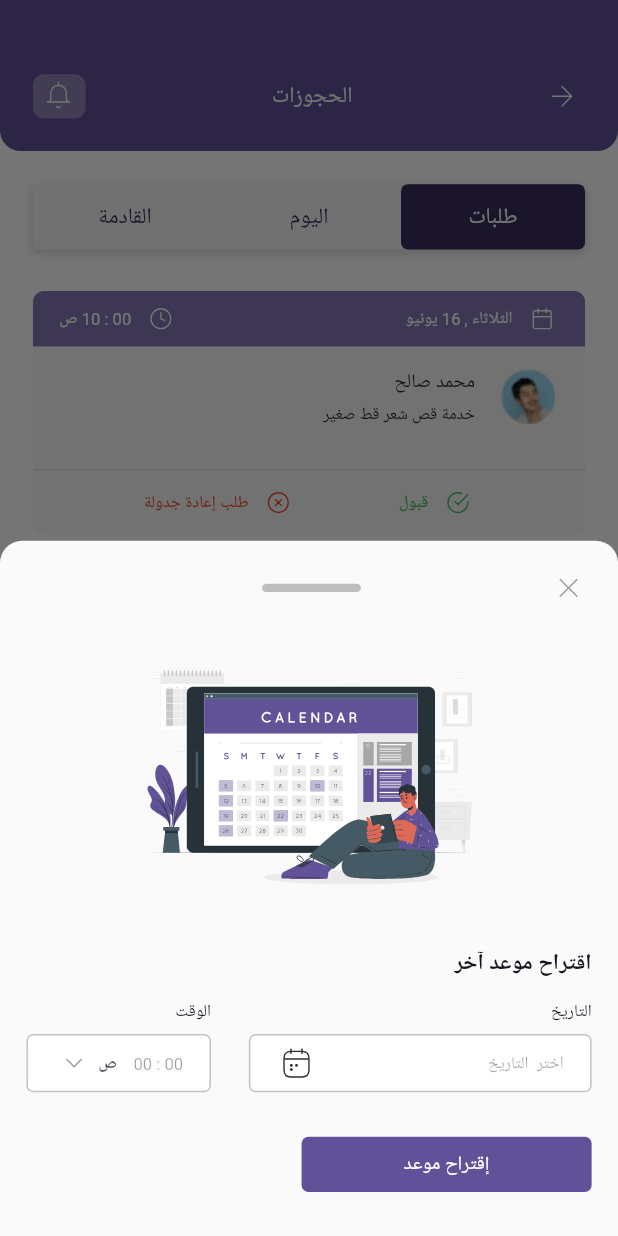
After one commit to MostafaBastawy/Task_Badr, a Flutter app: the screen it shows after launch, item 2 of the bottom bar chosen, after a tap on "طلب إعادة جدولة", on a phone screen of 412 x 824 dp. The commit adds this screen. Run offline on Flutter 3.47's test engine with Material 2 defaults, Android fonts, the phone set to English and light mode, and no system bars; drawn by our look-alikes of salomon_bottom_bar; our stand-ins replace easy_localization, flutter_bloc, flutter_screenutil, flutter_svg, flutter_switch; generated files the repository leaves out were written again; Roboto replaces fonts that are missing (Alexandria).

Commit message:
booking bottom sheet finished

```diff
--- /dev/null
+++ b/lib/modules/booking_screen/widgets/app_button.dart
@@ -0,0 +1,55 @@
+import 'package:flutter/material.dart';
+import 'package:flutter_screenutil/flutter_screenutil.dart';
+import 'package:task_badr/utilis/styles/colors_manager.dart';
+
+class AppButton extends StatelessWidget {
+  final double width;
+  final double height;
+  final Function onTap;
+  final Color? color;
+  final String? label;
+  final FontWeight? labelWeight;
+  const AppButton({
+    Key? key,
+    required this.width,
+    required this.height,
+    required this.onTap,
+    this.color,
+    required this.label,
+    this.labelWeight,
+  }) : super(key: key);
+
+  @override
+  Widget build(BuildContext context) {
+    return Container(
+      width: width,
+      height: height,
+      decoration: BoxDecoration(
+        color: ColorsManager.f615198,
+        borderRadius: BorderRadius.circular(5.r),
+      ),
+      child: TextButton(
+        style: TextButton.styleFrom(
+          padding: const EdgeInsets.all(0),
+          enableFeedback: true,
+          animationDuration: const Duration(seconds: 2),
+          foregroundColor: ColorsManager.fBDBDBD,
+        ),
+        child: Row(
+          mainAxisAlignment: MainAxisAlignment.center,
+          children: [
+            Text(
+              label!,
+              style: TextStyle(
+                fontWeight: labelWeight ?? FontWeight.w400,
+                fontSize: 14.sp,
+                color: ColorsManager.fffffff,
+              ),
+            ),
+          ],
+        ),
+        onPressed: () => onTap(),
+      ),
+    );
+  }
+}
--- a/lib/modules/booking_screen/widgets/booking_item.dart
+++ b/lib/modules/booking_screen/widgets/booking_item.dart
@@ -1,6 +1,7 @@
 import 'package:flutter/material.dart';
 import 'package:flutter_screenutil/flutter_screenutil.dart';
 import 'package:flutter_svg/flutter_svg.dart';
+import 'package:task_badr/modules/booking_screen/widgets/reschecule_bottom_sheet.dart';
 import 'package:task_badr/utilis/styles/colors_manager.dart';
 
 class BookingItem extends StatelessWidget {
@@ -115,12 +116,15 @@ class BookingItem extends StatelessWidget {
                 height: 20.h,
               ),
               SizedBox(width: 8.w),
-              Text(
+              InkWell(
+                onTap: () {},
+                child: Text(
                   'قبول',
                   style: TextStyle(
                     color: ColorsManager.f3EBF60,
                     fontSize: 12.sp,
                     fontWeight: FontWeight.w400,
+                  ),
                 ),
               ),
               SizedBox(width: 63.w),
@@ -130,12 +134,29 @@ class BookingItem extends StatelessWidget {
                 height: 20.h,
               ),
               SizedBox(width: 8.w),
-              Text(
+              InkWell(
+                onTap: () {
+                  showModalBottomSheet(
+                    shape: RoundedRectangleBorder(
+                      borderRadius: BorderRadius.only(
+                        topLeft: Radius.circular(16.r),
+                        topRight: Radius.circular(16.r),
+                      ),
+                    ),
+                    elevation: 0,
+                    // isScrollControlled: true,
+                    context: context,
+                    builder: (BuildContext context) =>
+                        const RescheduleBottomSheet(),
+                  );
+                },
+                child: Text(
                   'طلب إعادة جدولة',
                   style: TextStyle(
                     color: ColorsManager.fEA4E2C,
                     fontSize: 12.sp,
                     fontWeight: FontWeight.w400,
+                  ),
                 ),
               ),
             ],
--- /dev/null
+++ b/lib/modules/booking_screen/widgets/reschecule_bottom_sheet.dart
@@ -0,0 +1,213 @@
+import 'package:flutter/material.dart';
+import 'package:flutter_screenutil/flutter_screenutil.dart';
+import 'package:flutter_svg/flutter_svg.dart';
+import 'package:task_badr/modules/booking_screen/widgets/app_button.dart';
+import 'package:task_badr/utilis/styles/colors_manager.dart';
+
+class RescheduleBottomSheet extends StatelessWidget {
+  const RescheduleBottomSheet({Key? key}) : super(key: key);
+
+  @override
+  Widget build(BuildContext context) {
+    return Container(
+      padding: EdgeInsets.symmetric(horizontal: 16.w, vertical: 20.h),
+      width: 375.w,
+      height: 522.h,
+      child: Column(
+        children: [
+          Row(
+            mainAxisAlignment: MainAxisAlignment.start,
+            crossAxisAlignment: CrossAxisAlignment.center,
+            children: [
+              InkWell(
+                onTap: () {
+                  Navigator.pop(context);
+                },
+                child: SvgPicture.asset(
+                  'assets/images/booking_screen/close.svg',
+                  width: 28.w,
+                  height: 28.h,
+                ),
+              ),
+              SizedBox(width: 112.w),
+              Container(
+                width: 60.w,
+                height: 6.h,
+                decoration: BoxDecoration(
+                  color: ColorsManager.fBDBDBD,
+                  borderRadius: BorderRadius.circular(3.r),
+                ),
+              ),
+            ],
+          ),
+          SizedBox(height: 45.h),
+          SvgPicture.asset(
+            'assets/images/booking_screen/calendar.svg',
+            width: 237.w,
+            height: 156.h,
+          ),
+          SizedBox(height: 45.h),
+          Align(
+            alignment: AlignmentDirectional.topStart,
+            child: Text(
+              'اقتراح موعد آخر',
+              style: TextStyle(
+                color: ColorsManager.f151522,
+                fontSize: 16.sp,
+                fontWeight: FontWeight.w600,
+              ),
+            ),
+          ),
+          SizedBox(height: 16.h),
+          Row(
+            children: [
+              InkWell(
+                onTap: () {
+                  showDatePicker(
+                    context: context,
+                    initialDate: DateTime.now(),
+                    firstDate: DateTime.now(),
+                    lastDate: DateTime.utc(2050, 12, 31),
+                  );
+                },
+                child: SizedBox(
+                  width: 208.w,
+                  child: Column(
+                    crossAxisAlignment: CrossAxisAlignment.start,
+                    children: [
+                      Text(
+                        'التاريخ',
+                        style: TextStyle(
+                          color: ColorsManager.f151522,
+                          fontSize: 12.sp,
+                          fontWeight: FontWeight.w400,
+                        ),
+                      ),
+                      SizedBox(height: 8.h),
+                      Container(
+                        padding: EdgeInsets.symmetric(
+                            horizontal: 16.w, vertical: 8.h),
+                        decoration: BoxDecoration(
+                          color: ColorsManager.fffffff,
+                          borderRadius: BorderRadius.circular(
+                            5.r,
+                          ),
+                          border: Border.all(
+                            width: 1.0,
+                            color: ColorsManager.f000000.withOpacity(0.24),
+                          ),
+                        ),
+                        child: Row(
+                          mainAxisAlignment: MainAxisAlignment.spaceBetween,
+                          crossAxisAlignment: CrossAxisAlignment.center,
+                          children: [
+                            Text(
+                              'اختر  التاريخ',
+                              style: TextStyle(
+                                color: ColorsManager.f151522.withOpacity(0.4),
+                                fontSize: 12.sp,
+                                fontWeight: FontWeight.w400,
+                              ),
+                            ),
+                            SvgPicture.asset(
+                              'assets/images/booking_screen/calendar2.svg',
+                              width: 24.w,
+                              height: 24.h,
+                            ),
+                          ],
+                        ),
+                      ),
+                    ],
+                  ),
+                ),
+              ),
+              const Spacer(),
+              InkWell(
+                onTap: () {
+                  showTimePicker(
+                    context: context,
+                    initialTime: TimeOfDay.now(),
+                  );
+                },
+                child: SizedBox(
+                  width: 112.w,
+                  child: Column(
+                    crossAxisAlignment: CrossAxisAlignment.start,
+                    children: [
+                      Text(
+                        'الوقت',
+                        style: TextStyle(
+                          color: ColorsManager.f151522,
+                          fontSize: 12.sp,
+                          fontWeight: FontWeight.w400,
+                        ),
+                      ),
+                      SizedBox(height: 8.h),
+                      Container(
+                        padding: EdgeInsets.symmetric(
+                            horizontal: 16.w, vertical: 8.h),
+                        decoration: BoxDecoration(
+                          color: ColorsManager.fffffff,
+                          borderRadius: BorderRadius.circular(
+                            5.r,
+                          ),
+                          border: Border.all(
+                            width: 1.0,
+                            color: ColorsManager.f000000.withOpacity(0.24),
+                          ),
+                        ),
+                        child: Row(
+                          mainAxisAlignment: MainAxisAlignment.spaceBetween,
+                          crossAxisAlignment: CrossAxisAlignment.center,
+                          children: [
+                            RichText(
+                              text: TextSpan(
+                                text: '00 : 00    ',
+                                style: TextStyle(
+                                  color: ColorsManager.f151522.withOpacity(0.4),
+                                  fontSize: 12.sp,
+                                  fontWeight: FontWeight.w400,
+                                ),
+                                children: <TextSpan>[
+                                  TextSpan(
+                                    text: 'ص',
+                                    style: TextStyle(
+                                      color: ColorsManager.f151522
+                                          .withOpacity(0.72),
+                                      fontWeight: FontWeight.w700,
+                                    ),
+                                  ),
+                                ],
+                              ),
+                            ),
+                            SvgPicture.asset(
+                              'assets/images/booking_screen/arrow_down.svg',
+                              width: 24.w,
+                              height: 24.h,
+                            ),
+                          ],
+                        ),
+                      ),
+                    ],
+                  ),
+                ),
+              ),
+            ],
+          ),
+          SizedBox(height: 32.h),
+          Align(
+            alignment: AlignmentDirectional.topStart,
+            child: AppButton(
+              width: 176.w,
+              height: 40.h,
+              onTap: () {
+                Navigator.pop(context);
+              },
+              label: 'إقتراح موعد',
+            ),
+          ),
+        ],
+      ),
+    );
+  }
+}
--- a/lib/utilis/styles/colors_manager.dart
+++ b/lib/utilis/styles/colors_manager.dart
@@ -23,4 +23,5 @@ class ColorsManager {
   static const Color fEA4E2C = Color(0xFFEA4E2C);
   static const Color f323247 = Color(0xFF323247);
   static const Color f382D5E = Color(0xFF382D5E);
+  static const Color fBDBDBD = Color(0xFFBDBDBD);
 }
```
Also changed, not shown: assets/images/booking_screen/arrow_down.svg (added), assets/images/booking_screen/calendar.svg (added), assets/images/booking_screen/calendar2.svg (added), assets/images/booking_screen/close.svg (added). Lines whose indentation alone changed are shown as unchanged.
